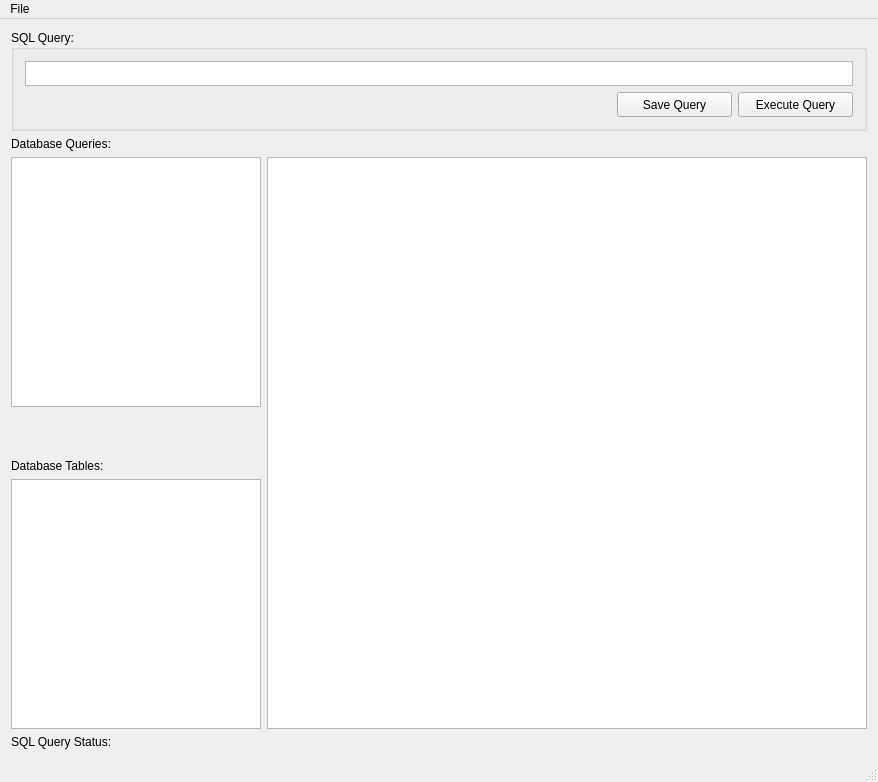
First picture: the form in mainwindow.ui, repository DaleFoley/DBViewer, before the edit.
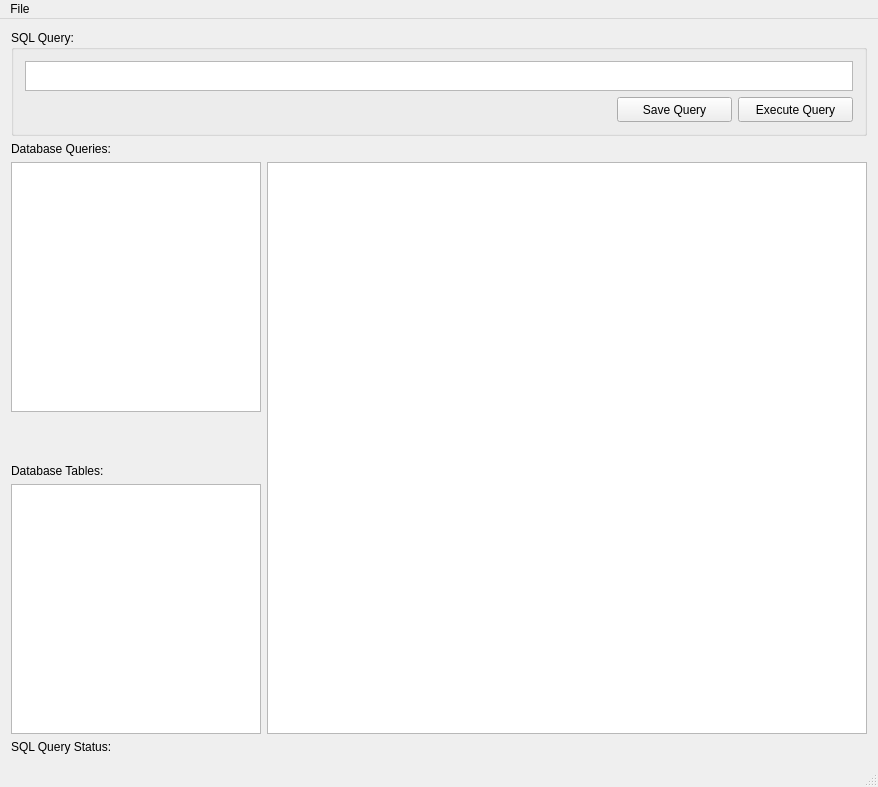
Second picture: the form after the edit.

Patch:
```diff
--- a/mainwindow.ui
+++ b/mainwindow.ui
@@ -104,13 +104,13 @@
          <property name="minimumSize">
           <size>
            <width>0</width>
-           <height>25</height>
+           <height>30</height>
           </size>
          </property>
          <property name="maximumSize">
           <size>
            <width>16777215</width>
-           <height>25</height>
+           <height>30</height>
           </size>
          </property>
          <property name="acceptRichText">
```
Left out of the diff: 2 changed lines with no effect on the pictures.
